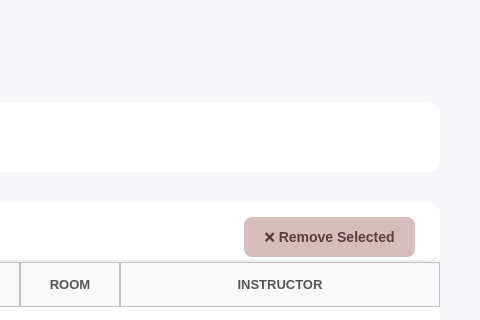
Old version of the form app_ui/student_ui/submenus_ui/current_schedule.ui in the repository Yasser-Daffa/ECE-Course-Registeration; both pictures show x 720 to 1200 and y 0 to 320 of the 1200 by 809 pixel window.
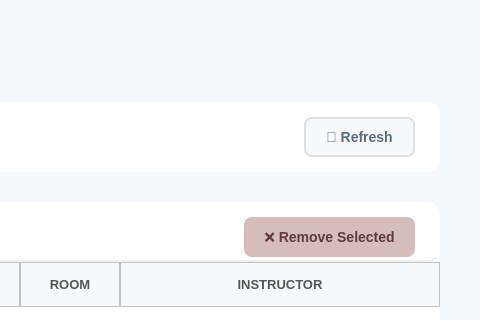
New version of the form. Icons and pictures are not drawn.

Commit message: added current_schedule logic

What changed in the file:
```diff
--- a/app_ui/student_ui/submenus_ui/current_schedule.ui
+++ b/app_ui/student_ui/submenus_ui/current_schedule.ui
@@ -105,6 +105,45 @@
         </property>
        </spacer>
       </item>
+      <item>
+       <widget class="QPushButton" name="buttonRefresh">
+        <property name="minimumSize">
+         <size>
+          <width>100</width>
+          <height>40</height>
+         </size>
+        </property>
+        <property name="cursor">
+         <cursorShape>PointingHandCursor</cursorShape>
+        </property>
+        <property name="styleSheet">
+         <string notr="true">QPushButton {
+    background-color: #f8f9fa;     /* light grey background */
+    color: #5a6c7d;               /* text color */
+    border: 2px solid #e0e0e0;    /* default border */
+    border-radius: 8px;
+    font-size: 14px;
+    font-weight: bold;
+    padding: 10px 20px;
+}
+
+QPushButton:hover {
+    border-color: #6c5ce7;        /* purplish-blue border on hover */
+    color: #6c5ce7;               /* match text color to border */
+}
+
+QPushButton:pressed {
+    background-color: #e0e0e0;    /* slightly darker grey when pressed */
+    border-color: #6c5ce7;        /* keep border highlight */
+    color: #6c5ce7;               /* text color */
+}
+</string>
+        </property>
+        <property name="text">
+         <string>🔄 Refresh</string>
+        </property>
+       </widget>
+      </item>
      </layout>
     </widget>
    </item>
```
The commit also changes 35 other files.
